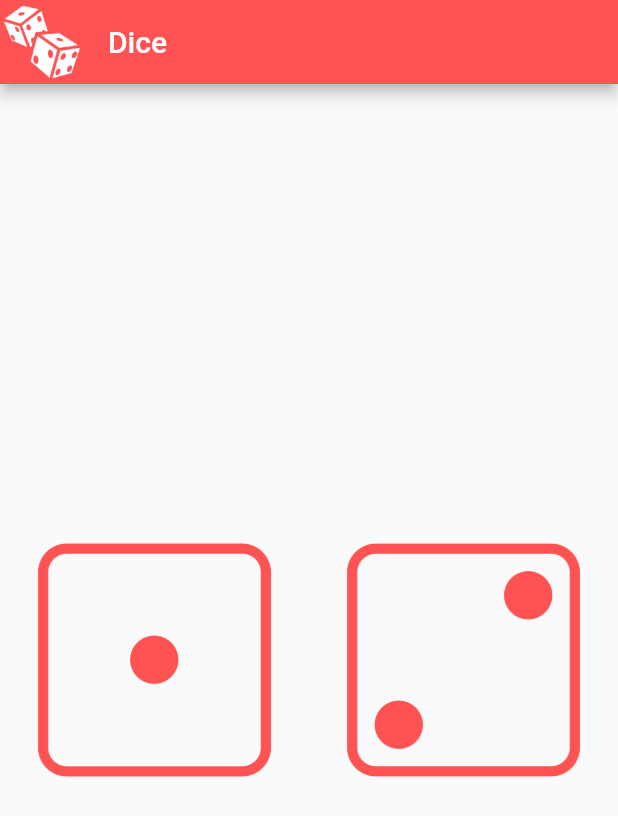
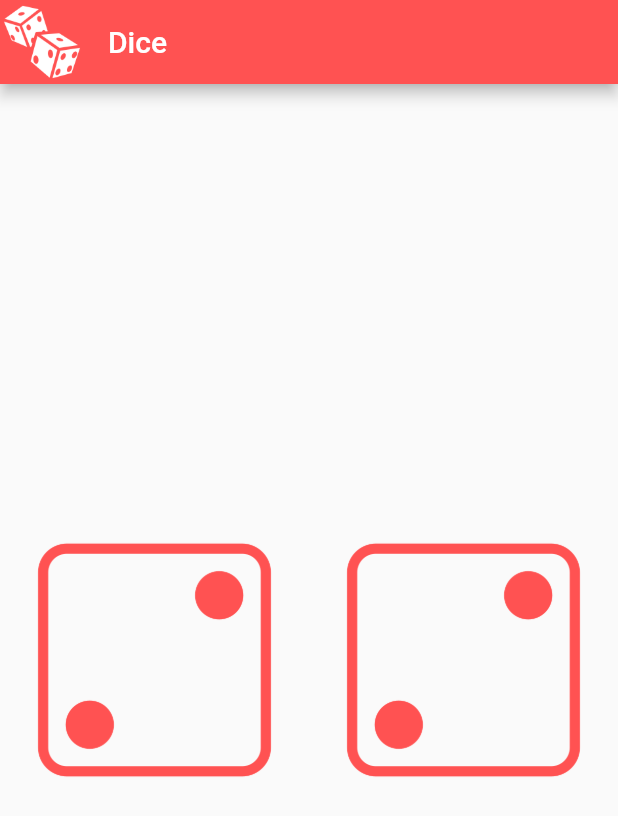
Before and after one commit to im-adarsh/flutter_iam_rich, a Flutter app: the screen it shows after launch, on a phone screen of 412 x 824 dp. Shown: the top 816 px of the screen. Run offline on Flutter 3.47's test engine with Material 2 defaults, Android fonts, the phone set to English and light mode, and no system bars.

Commit message:
refactor naming

```diff
--- a/lib/widgets/dice_widget.dart
+++ b/lib/widgets/dice_widget.dart
@@ -12,6 +12,8 @@ class DiceWidget extends StatelessWidget {
 
   @override
   Widget build(BuildContext context) {
+    var leftDiceNumber = 2;
+    var rightDiceNumber = 2;
     return Column(
       mainAxisAlignment: MainAxisAlignment.center,
       children: <Widget>[
@@ -24,8 +26,10 @@ class DiceWidget extends StatelessWidget {
         Center(
           child: Row(
             children: <Widget>[
-              buildDiceCard("assets/icons/dice-1.png", Player.left),
-              buildDiceCard("assets/icons/dice-2.png", Player.right),
+              buildDiceCard(
+                  "assets/icons/dice-$leftDiceNumber.png", Player.left),
+              buildDiceCard(
+                  "assets/icons/dice-$rightDiceNumber.png", Player.right),
             ],
           ),
         ),
```
